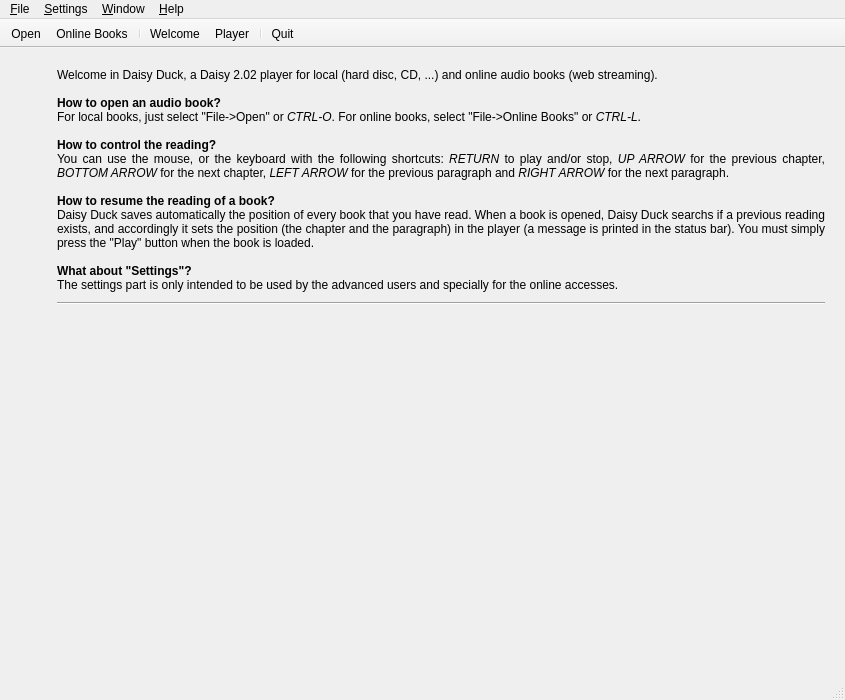
This is src/winMain.ui in Skywalker13/DaisyDuck as Qt 5 draws it before an edit. The edited form follows.
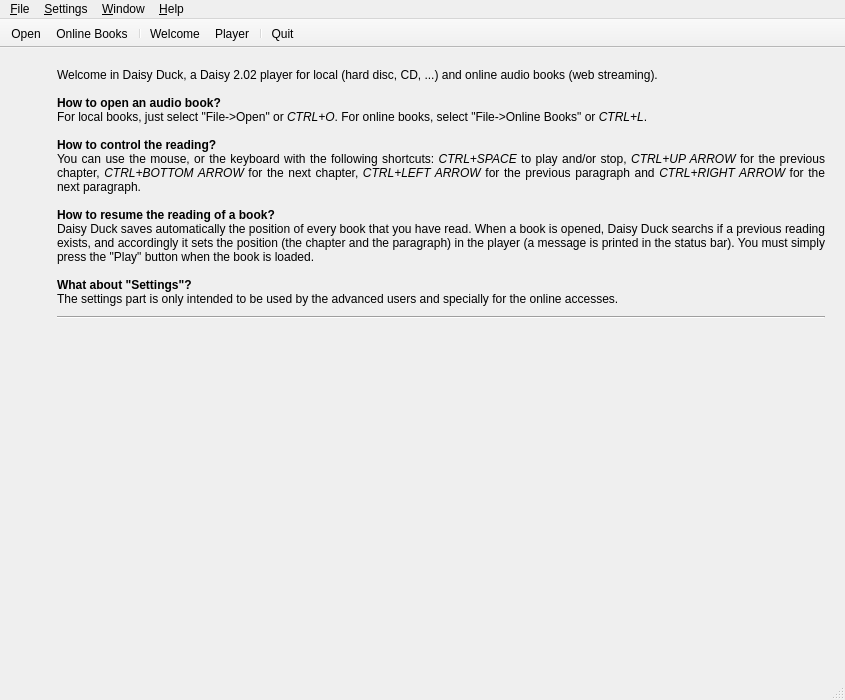
This is the edited form. Icons and pictures are not drawn.

Commit message: change the shortcuts, always use CTRL+SOMETHING

Patch:
```diff
--- a/src/winMain.ui
+++ b/src/winMain.ui
@@ -110,10 +110,10 @@
                <string>Welcome in Daisy Duck, a Daisy 2.02 player for local (hard disc, CD, ...) and online audio books (web streaming).&lt;br/&gt;
 &lt;br/&gt;
 &lt;b&gt;How to open an audio book?&lt;/b&gt;&lt;br/&gt;
-For local books, just select &quot;File-&gt;Open&quot; or &lt;i&gt;CTRL-O&lt;/i&gt;. For online books, select &quot;File-&gt;Online Books&quot; or &lt;i&gt;CTRL-L&lt;/i&gt;.&lt;br/&gt;
+For local books, just select &quot;File-&gt;Open&quot; or &lt;i&gt;CTRL+O&lt;/i&gt;. For online books, select &quot;File-&gt;Online Books&quot; or &lt;i&gt;CTRL+L&lt;/i&gt;.&lt;br/&gt;
 &lt;br/&gt;
 &lt;b&gt;How to control the reading?&lt;/b&gt;&lt;br/&gt;
-You can use the mouse, or the keyboard with the following shortcuts: &lt;i&gt;RETURN&lt;/i&gt; to play and/or stop, &lt;i&gt;UP ARROW&lt;/i&gt; for the previous chapter, &lt;i&gt;BOTTOM ARROW&lt;/i&gt; for the next chapter, &lt;i&gt;LEFT ARROW&lt;/i&gt; for the previous paragraph and &lt;i&gt;RIGHT ARROW&lt;/i&gt; for the next paragraph.&lt;br/&gt;
+You can use the mouse, or the keyboard with the following shortcuts: &lt;i&gt;CTRL+SPACE&lt;/i&gt; to play and/or stop, &lt;i&gt;CTRL+UP ARROW&lt;/i&gt; for the previous chapter, &lt;i&gt;CTRL+BOTTOM ARROW&lt;/i&gt; for the next chapter, &lt;i&gt;CTRL+LEFT ARROW&lt;/i&gt; for the previous paragraph and &lt;i&gt;CTRL+RIGHT ARROW&lt;/i&gt; for the next paragraph.&lt;br/&gt;
 &lt;br/&gt;
 &lt;b&gt;How to resume the reading of a book?&lt;/b&gt;&lt;br/&gt;
 Daisy Duck saves automatically the position of every book that you have read. When a book is opened, Daisy Duck searchs if a previous reading exists, and accordingly it sets the position (the chapter and the paragraph) in the player (a message is printed in the status bar). You must simply press the &quot;Play&quot; button when the book is loaded.&lt;br/&gt;
```
Left out of the diff: 10 changed lines with no effect on the pictures.
